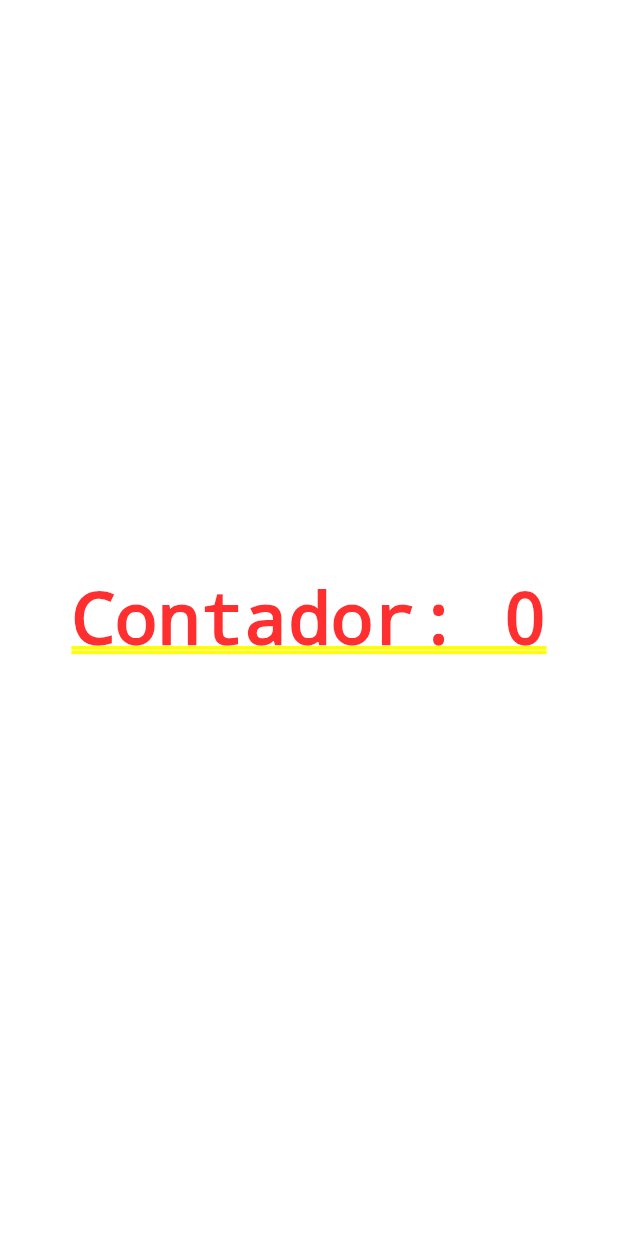
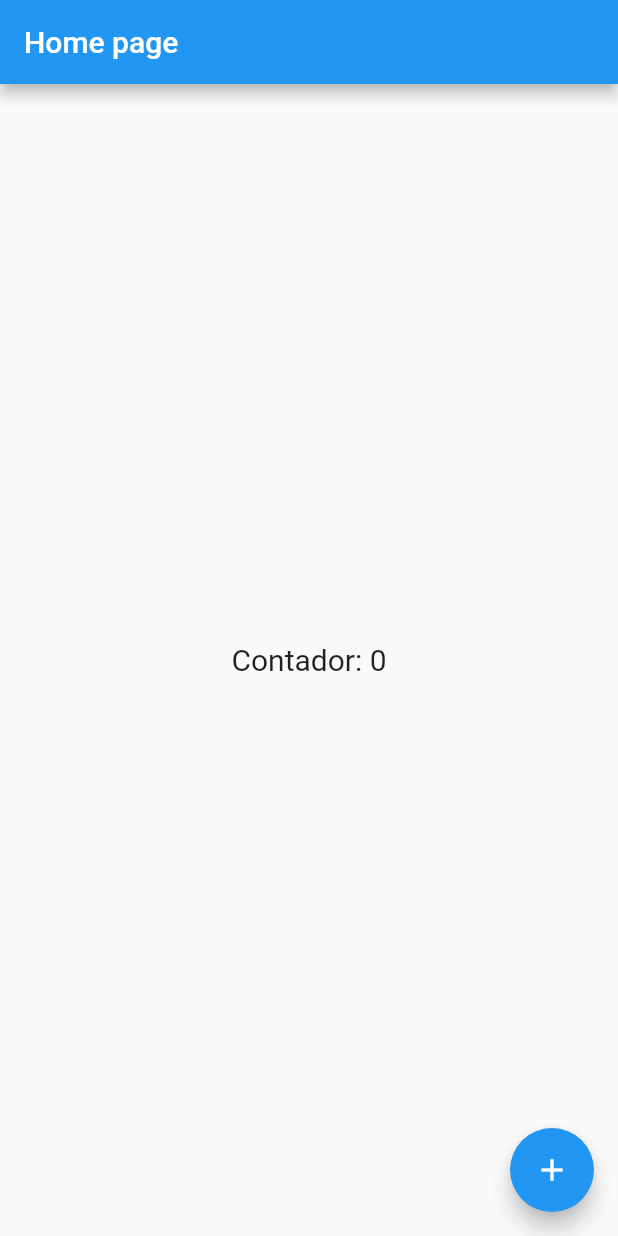
Before and after one commit to L3ozin/flutter_iniciante_aprendizado, a Flutter app: the screen it shows after launch, on a phone screen of 412 x 824 dp. Run offline on Flutter 3.47's test engine with Material 2 defaults, Android fonts, the phone set to English and light mode, and no system bars.

Commit message:
Scaffold

```diff
--- a/lib/home_page.dart
+++ b/lib/home_page.dart
@@ -14,14 +14,35 @@
 
   @override
   Widget build(BuildContext context) {
-    return Center(
+    return Scaffold(
+      appBar: AppBar(
+        title: Text('Home page'),
+      ),
+      body: Center(
         child: GestureDetector(
-      child: Text('Contador: $counter'),
-      onTap: () {
-        setState(() {
-          counter++;
-        });
-      },
-    ));
+          child: Text(
+            'Contador: $counter',
+            style: TextStyle(fontSize: 20),
+          ),
+          onTap: () {
+            setState(
+              () {
+                counter++;
+              },
+            );
+          },
+        ),
+      ),
+      floatingActionButton: FloatingActionButton(
+        child: Icon(Icons.add),
+        onPressed: () {
+          setState(
+            () {
+              counter++;
+            },
+          );
+        },
+      ),
+    );
   }
 }
```
